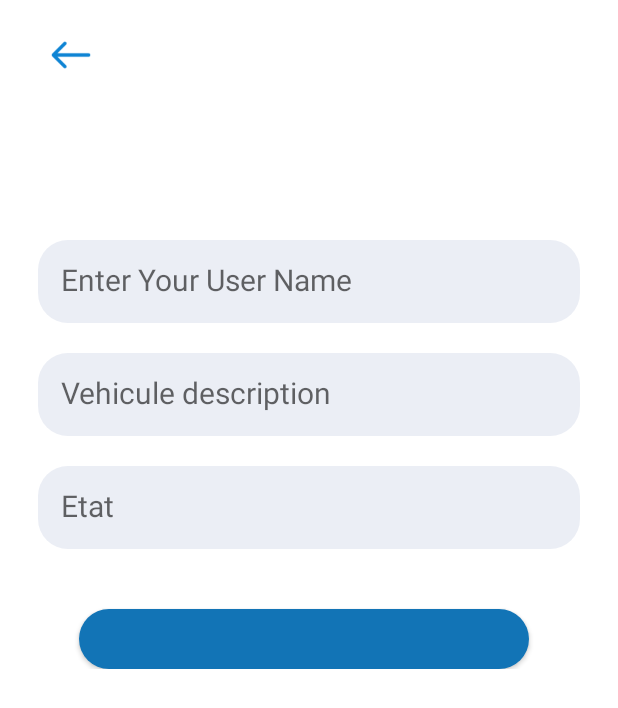
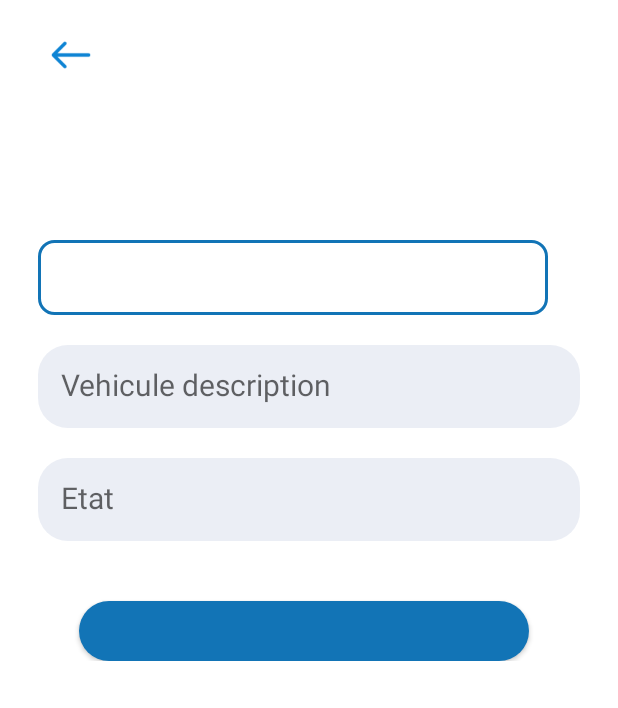
Before and after one commit to elmiri-ismail/kotlin-application, an Android app: the usermanager screen opened directly, with no data from a screen before it, on a phone screen of 412 x 824 dp. Shown: the top 708 px of the screen. Run offline under Robolectric (Android 15) with nearby library versions, the phone set to English and light mode, and no system bars; our stand-ins replace Volley; network calls fail; 1 statement that could not run was skipped.

Commit message:
kotlin app

```diff
--- a/Login-Register-CRUD-With-Kotlin-and-PHP-MySQL/Kotlin/app/src/main/java/com/example/myapplication/client.kt
+++ b/Login-Register-CRUD-With-Kotlin-and-PHP-MySQL/Kotlin/app/src/main/java/com/example/myapplication/client.kt
@@ -50,7 +50,7 @@ class client : AppCompatActivity() {
                         lst.add(User(dt.getJSONObject(i).getInt("ID"),dt.getJSONObject(i).getString("UserName"),dt.getJSONObject(i).getString("Email"),dt.getJSONObject(i).getString("Password")) //alert("title","Position : "+position+" ID : "+id+" userId : "+lst.get(position).id)
                         )
                         //alert("hello",lst.get(i).username)
-                        lstview.adapter = MyAdapter(this,R.layout.listingusers, lst as ArrayList<User>)
+                        lstview.adapter = MyAdapter2(this,R.layout.activity_listingsclient, lst as ArrayList<User>)
                         /*lstview.setOnItemClickListener { parent:AdapterView<*>, view: View, position:Int, id:Long ->
                             //alert("title","Position : "+position+" ID : "+id+" userId : "+lst.get(position).id)
                             var intent=Intent(this,updateUser::class.java)
--- a/Login-Register-CRUD-With-Kotlin-and-PHP-MySQL/Kotlin/app/src/main/res/layout/activity_client.xml
+++ b/Login-Register-CRUD-With-Kotlin-and-PHP-MySQL/Kotlin/app/src/main/res/layout/activity_client.xml
@@ -39,6 +39,6 @@
         android:id="@+id/lstUsers"
         android:layout_width="match_parent"
         android:layout_height="match_parent"
-        tools:listitem="@layout/listingusers" />
+        tools:listitem="@layout/activity_listingsclient" />
 
 </LinearLayout>
--- a/Login-Register-CRUD-With-Kotlin-and-PHP-MySQL/Kotlin/app/src/main/res/layout/activity_main.xml
+++ b/Login-Register-CRUD-With-Kotlin-and-PHP-MySQL/Kotlin/app/src/main/res/layout/activity_main.xml
@@ -10,11 +10,11 @@
 
     <ImageView
 
-        android:layout_width="142dp"
+        android:layout_width="match_parent"
         android:layout_height="168dp"
+        android:layout_gravity="center"
 
 
-        android:layout_marginRight="300dp"
 
         android:src="@drawable/logo" />
 
--- a/Login-Register-CRUD-With-Kotlin-and-PHP-MySQL/Kotlin/app/src/main/res/layout/activity_usermanager.xml
+++ b/Login-Register-CRUD-With-Kotlin-and-PHP-MySQL/Kotlin/app/src/main/res/layout/activity_usermanager.xml
@@ -33,16 +33,17 @@
 
         <EditText
             android:id="@+id/UsernamelIn"
-            android:layout_width="match_parent"
-            android:layout_height="55dp"
+            android:layout_width="340dp"
+            android:layout_height="50dp"
             android:layout_below="@id/titletext"
             android:layout_marginTop="20dp"
             android:autofillHints="emailAddress"
-            android:background="@drawable/roud_back5"
-            android:hint="@string/hintusername"
+            android:layout_gravity="center"
+            android:background="@drawable/borderinput"
+
             android:maxLines="1"
             android:padding="15dp"
-            android:textSize="20sp" />
+            android:textSize="15sp" />
 
         <EditText
             android:id="@+id/EmailIn"
```
Also changed, not shown: Login-Register-CRUD-With-Kotlin-and-PHP-MySQL/Kotlin/app/src/main/java/com/example/myapplication/MyAdapter2.kt (added, +45 -0 lines), 4 other files.
